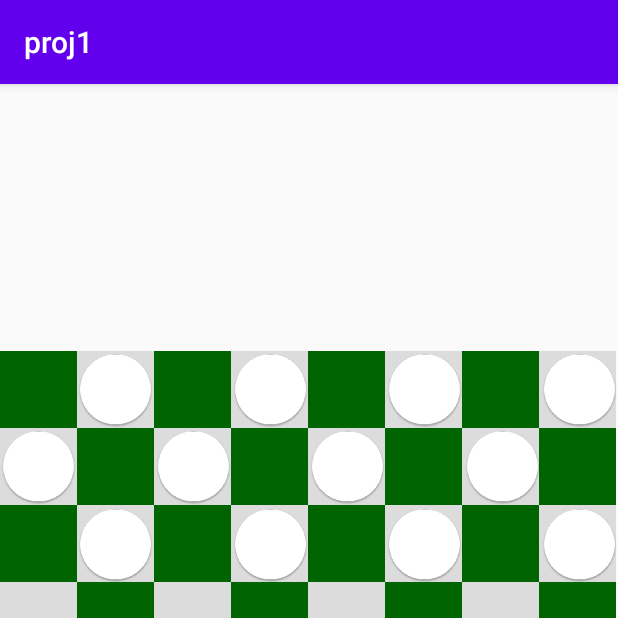
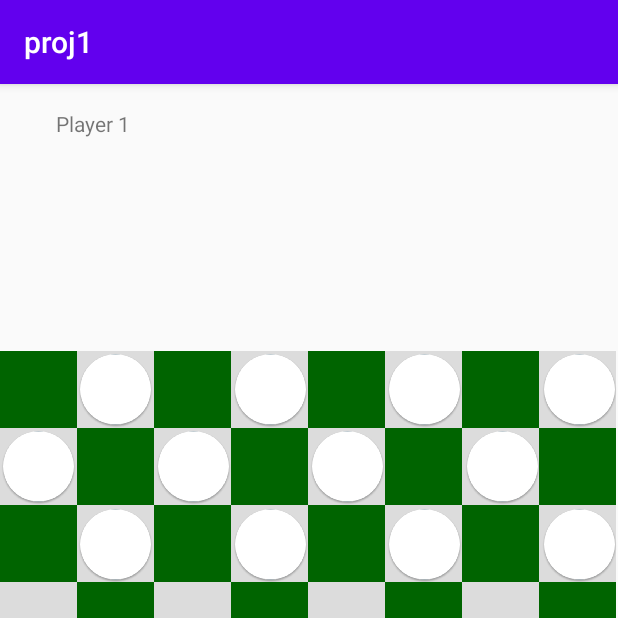
Before and after one commit to pastyrn1/Checkers_CSE476, an Android app: the screen it shows after launch (GameActivity), after a tap on "START", on a phone screen of 412 x 824 dp, the top half of it. Run offline under Robolectric (Android 15) with nearby library versions, the phone set to English and light mode, and no system bars.

Commit message:
UserInput default and player1 displayed

```diff
--- a/proj1/app/src/main/java/edu/msu/lukshani/proj1/GameActivity.java
+++ b/proj1/app/src/main/java/edu/msu/lukshani/proj1/GameActivity.java
@@ -5,13 +5,22 @@ import androidx.appcompat.app.AppCompatActivity;
 import android.content.Intent;
 import android.os.Bundle;
 import android.view.View;
+import android.widget.TextView;
 
 public class GameActivity extends AppCompatActivity {
+
+    TextView tv;
+    String st;
+
 
     @Override
     protected void onCreate(Bundle savedInstanceState) {
         super.onCreate(savedInstanceState);
         setContentView(R.layout.activity_game);
+        tv = findViewById(R.id.textView);
+
+        st = getIntent().getExtras().getString("player");
+        tv.setText(st);
     }
 
     public void onResign(View View) {
--- a/proj1/app/src/main/java/edu/msu/lukshani/proj1/OpenActivity.java
+++ b/proj1/app/src/main/java/edu/msu/lukshani/proj1/OpenActivity.java
@@ -12,30 +12,37 @@ public class OpenActivity extends AppCompatActivity {
 
     String name;
     EditText nameInput;
+    EditText nameInput2;
+    Button button;
 
-    Button startButton;
     @Override
     protected void onCreate(Bundle savedInstanceState) {
         super.onCreate(savedInstanceState);
         setContentView(R.layout.activity_open);
 
+        button = findViewById(R.id.startButton);
+        nameInput = findViewById(R.id.player1name);
+        nameInput2 = findViewById(R.id.player2name);
 
-        nameInput = (EditText)findViewById(R.id.player1name);
 
-//        startButton = (Button)findViewById(R.id.startButton);
-//        startButton.setOnClickListener(new View.OnClickListener() {
-//            @Override
-//            public void onClick(View view) {
-//                name = nameInput.getText().toString();
-//            }
-//        });
+        button.setOnClickListener(new View.OnClickListener() {
+            @Override
+            public void onClick(View view) {
+                Intent i = new Intent(OpenActivity.this, GameActivity.class);
+                name = nameInput.getText().toString();
+                i.putExtra("player", name);
+                startActivity(i);
+                finish();
+            }
+        });
 
+        nameInput.setText(R.string.player1text);
+        nameInput2.setText(R.string.player2text);
 
     }
 
-
-            public void onStart(View view) {
-                startActivity(new Intent(OpenActivity.this, GameActivity.class));
-            }
+//            public void onStart(View view) {
+//                startActivity(new Intent(OpenActivity.this, GameActivity.class));
+//            }
 
 }
--- a/proj1/app/src/main/res/layout/activity_game.xml
+++ b/proj1/app/src/main/res/layout/activity_game.xml
@@ -6,6 +6,15 @@
     android:layout_width="match_parent"
     android:layout_height="match_parent"
     tools:context=".GameActivity">
+
+    <TextView
+        android:id="@+id/textView"
+        android:layout_width="123dp"
+        android:layout_height="53dp"
+        android:gravity="center"
+        android:text="@string/nameHint"
+        app:layout_constraintStart_toStartOf="parent"
+        app:layout_constraintTop_toTopOf="parent" />
 
     <view
         android:id="@+id/gameView"
--- a/proj1/app/src/main/res/layout/activity_open.xml
+++ b/proj1/app/src/main/res/layout/activity_open.xml
@@ -106,7 +106,6 @@
         android:id="@+id/startButton"
         android:layout_width="wrap_content"
         android:layout_height="wrap_content"
-        android:onClick="onStart"
         android:text="@string/startButton"
         app:layout_constraintBottom_toBottomOf="parent"
         app:layout_constraintEnd_toEndOf="parent"
```
